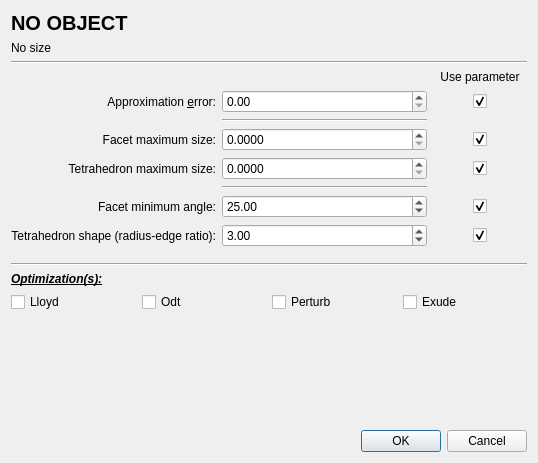
Qt form Mesh_3/demo/Mesh_3/ui_files/Meshing_dialog.ui (CGAL/cgal) before a commit.
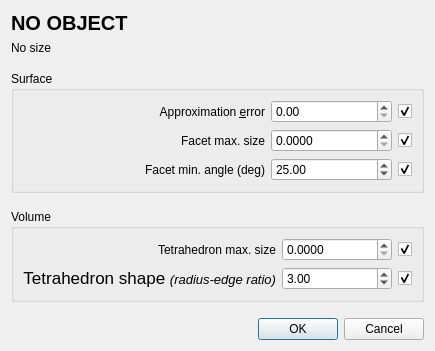
The same form after that commit.

Commit message: Cosmetic modifications of user dialog windows.

```diff
--- a/Mesh_3/demo/Mesh_3/ui_files/Meshing_dialog.ui
+++ b/Mesh_3/demo/Mesh_3/ui_files/Meshing_dialog.ui
@@ -2,13 +2,8 @@
 <ui version="4.0">
  <class>Meshing_dialog</class>
  <widget class="QDialog" name="Meshing_dialog">
-  <property name="geometry">
-   <rect>
-    <x>0</x>
-    <y>0</y>
-    <width>538</width>
-    <height>463</height>
-   </rect>
+  <property name="enabled">
+   <bool>true</bool>
   </property>
   <property name="windowTitle">
    <string>Meshing criteria</string>
@@ -36,31 +31,31 @@
     </widget>
    </item>
    <item>
-    <widget class="Line" name="line_3">
+    <spacer name="verticalSpacer">
      <property name="orientation">
-      <enum>Qt::Horizontal</enum>
+      <enum>Qt::Vertical</enum>
      </property>
-    </widget>
+     <property name="sizeType">
+      <enum>QSizePolicy::MinimumExpanding</enum>
+     </property>
+     <property name="sizeHint" stdset="0">
+      <size>
+       <width>20</width>
+       <height>10</height>
+      </size>
+     </property>
+    </spacer>
    </item>
    <item>
-    <layout class="QGridLayout" name="gridLayout" columnstretch="0,1,0">
-     <item row="0" column="2">
-      <widget class="QLabel" name="label_3">
-       <property name="layoutDirection">
-        <enum>Qt::LeftToRight</enum>
-       </property>
-       <property name="text">
-        <string>Use parameter</string>
-       </property>
-       <property name="alignment">
-        <set>Qt::AlignCenter</set>
-       </property>
-      </widget>
-     </item>
-     <item row="1" column="0">
+    <widget class="QGroupBox" name="groupBox">
+     <property name="title">
+      <string>Surface</string>
+     </property>
+     <layout class="QGridLayout" name="gridLayout_2" rowstretch="0,0,0" columnstretch="2,1,0">
+      <item row="0" column="0">
       <widget class="QLabel" name="approxLabel">
        <property name="text">
-        <string>Approximation &amp;error:</string>
+         <string>Approximation &amp;error</string>
        </property>
        <property name="alignment">
         <set>Qt::AlignRight|Qt::AlignTrailing|Qt::AlignVCenter</set>
@@ -70,25 +65,17 @@
        </property>
       </widget>
      </item>
-     <item row="1" column="1">
-      <widget class="QDoubleSpinBox" name="approx"/>
-     </item>
-     <item row="1" column="2">
-      <layout class="QHBoxLayout" name="horizontalLayoutApprox">
-       <item>
-        <spacer name="horizontalSpacer_2">
-         <property name="orientation">
-          <enum>Qt::Horizontal</enum>
-         </property>
-         <property name="sizeHint" stdset="0">
+      <item row="0" column="1">
+       <widget class="QDoubleSpinBox" name="approx">
+        <property name="minimumSize">
           <size>
-           <width>40</width>
-           <height>20</height>
-          </size>
-         </property>
-        </spacer>
-       </item>
-       <item>
+          <width>110</width>
+          <height>0</height>
+         </size>
+        </property>
+       </widget>
+      </item>
+      <item row="0" column="2">
         <widget class="QCheckBox" name="noApprox">
          <property name="text">
           <string/>
@@ -98,32 +85,10 @@
          </property>
         </widget>
        </item>
-       <item>
-        <spacer name="horizontalSpacer">
-         <property name="orientation">
-          <enum>Qt::Horizontal</enum>
-         </property>
-         <property name="sizeHint" stdset="0">
-          <size>
-           <width>40</width>
-           <height>20</height>
-          </size>
-         </property>
-        </spacer>
-       </item>
-      </layout>
-     </item>
-     <item row="2" column="1">
-      <widget class="Line" name="line">
-       <property name="orientation">
-        <enum>Qt::Horizontal</enum>
-       </property>
-      </widget>
-     </item>
-     <item row="4" column="0">
+      <item row="1" column="0">
       <widget class="QLabel" name="sizingLabel">
        <property name="text">
-        <string>Facet maximum size:</string>
+         <string>Facet max. size</string>
        </property>
        <property name="alignment">
         <set>Qt::AlignRight|Qt::AlignTrailing|Qt::AlignVCenter</set>
@@ -133,41 +98,36 @@
        </property>
       </widget>
      </item>
-     <item row="4" column="1">
+      <item row="1" column="1">
       <widget class="QDoubleSpinBox" name="facetSizing">
+        <property name="minimumSize">
+         <size>
+          <width>110</width>
+          <height>0</height>
+         </size>
+        </property>
        <property name="decimals">
         <number>4</number>
        </property>
       </widget>
      </item>
-     <item row="6" column="0">
-      <widget class="QLabel" name="label">
+      <item row="1" column="2">
+       <widget class="QCheckBox" name="noFacetSizing">
+        <property name="toolTip">
+         <string>Enable/Disable parameter</string>
+        </property>
        <property name="text">
-        <string>Tetrahedron maximum size:</string>
-       </property>
-       <property name="alignment">
-        <set>Qt::AlignRight|Qt::AlignTrailing|Qt::AlignVCenter</set>
+         <string/>
+        </property>
+        <property name="checked">
+         <bool>true</bool>
        </property>
       </widget>
      </item>
-     <item row="6" column="1">
-      <widget class="QDoubleSpinBox" name="tetSizing">
-       <property name="decimals">
-        <number>4</number>
-       </property>
-      </widget>
-     </item>
-     <item row="7" column="1">
-      <widget class="Line" name="line_4">
-       <property name="orientation">
-        <enum>Qt::Horizontal</enum>
-       </property>
-      </widget>
-     </item>
-     <item row="9" column="0">
+      <item row="2" column="0">
       <widget class="QLabel" name="angleLabel">
        <property name="text">
-        <string>Facet minimum angle:</string>
+         <string>Facet min. angle (deg)</string>
        </property>
        <property name="alignment">
         <set>Qt::AlignRight|Qt::AlignTrailing|Qt::AlignVCenter</set>
@@ -177,8 +137,14 @@
        </property>
       </widget>
      </item>
-     <item row="9" column="1">
+      <item row="2" column="1">
       <widget class="QDoubleSpinBox" name="facetAngle">
+        <property name="minimumSize">
+         <size>
+          <width>110</width>
+          <height>0</height>
+         </size>
+        </property>
        <property name="minimum">
         <double>1.000000000000000</double>
        </property>
@@ -190,18 +156,89 @@
        </property>
       </widget>
      </item>
-     <item row="11" column="0">
+      <item row="2" column="2">
+       <widget class="QCheckBox" name="noAngle">
+        <property name="toolTip">
+         <string>Enable/Disable parameter</string>
+        </property>
+        <property name="text">
+         <string/>
+        </property>
+        <property name="checked">
+         <bool>true</bool>
+        </property>
+       </widget>
+      </item>
+     </layout>
+    </widget>
+   </item>
+   <item>
+    <spacer name="verticalSpacer_2">
+     <property name="orientation">
+      <enum>Qt::Vertical</enum>
+     </property>
+     <property name="sizeType">
+      <enum>QSizePolicy::Fixed</enum>
+     </property>
+     <property name="sizeHint" stdset="0">
+      <size>
+       <width>20</width>
+       <height>10</height>
+      </size>
+     </property>
+    </spacer>
+   </item>
+   <item>
+    <widget class="QGroupBox" name="groupBox_2">
+     <property name="title">
+      <string>Volume</string>
+     </property>
+     <layout class="QGridLayout" name="gridLayout_3" columnstretch="2,1,0">
+      <item row="0" column="0">
+       <widget class="QLabel" name="label">
+        <property name="text">
+         <string>Tetrahedron max. size</string>
+        </property>
+        <property name="alignment">
+         <set>Qt::AlignRight|Qt::AlignTrailing|Qt::AlignVCenter</set>
+        </property>
+       </widget>
+      </item>
+      <item row="0" column="1">
+       <widget class="QDoubleSpinBox" name="tetSizing">
+        <property name="minimumSize">
+         <size>
+          <width>110</width>
+          <height>0</height>
+         </size>
+        </property>
+        <property name="decimals">
+         <number>4</number>
+        </property>
+       </widget>
+      </item>
+      <item row="1" column="0">
       <widget class="QLabel" name="label_2">
        <property name="text">
-        <string>Tetrahedron shape (radius-edge ratio):</string>
+         <string>&lt;!DOCTYPE HTML PUBLIC &quot;-//W3C//DTD HTML 4.0//EN&quot; &quot;http://www.w3.org/TR/REC-html40/strict.dtd&quot;&gt;
+&lt;html&gt;&lt;head&gt;&lt;meta name=&quot;qrichtext&quot; content=&quot;1&quot; /&gt;&lt;style type=&quot;text/css&quot;&gt;
+p, li { white-space: pre-wrap; }
+&lt;/style&gt;&lt;/head&gt;&lt;body style=&quot; font-family:'Lucida Grande'; font-size:13pt; font-weight:400; font-style:normal;&quot;&gt;
+&lt;p style=&quot; margin-top:0px; margin-bottom:0px; margin-left:0px; margin-right:0px; -qt-block-indent:0; text-indent:0px;&quot;&gt;Tetrahedron shape &lt;span style=&quot; font-size:10pt; font-style:italic;&quot;&gt;(radius-edge ratio)&lt;/span&gt;&lt;/p&gt;&lt;/body&gt;&lt;/html&gt;</string>
        </property>
        <property name="alignment">
         <set>Qt::AlignRight|Qt::AlignTrailing|Qt::AlignVCenter</set>
        </property>
       </widget>
      </item>
-     <item row="11" column="1">
+      <item row="1" column="1">
       <widget class="QDoubleSpinBox" name="tetShape">
+        <property name="minimumSize">
+         <size>
+          <width>110</width>
+          <height>0</height>
+         </size>
+        </property>
        <property name="minimum">
         <double>1.000000000000000</double>
        </property>
@@ -210,142 +247,7 @@
        </property>
       </widget>
      </item>
-     <item row="4" column="2">
-      <layout class="QHBoxLayout" name="horizontalLayoutFacetS">
-       <item>
-        <spacer name="horizontalSpacer_5">
-         <property name="orientation">
-          <enum>Qt::Horizontal</enum>
-         </property>
-         <property name="sizeHint" stdset="0">
-          <size>
-           <width>40</width>
-           <height>20</height>
-          </size>
-         </property>
-        </spacer>
-       </item>
-       <item>
-        <widget class="QCheckBox" name="noFacetSizing">
-         <property name="text">
-          <string/>
-         </property>
-         <property name="checked">
-          <bool>true</bool>
-         </property>
-        </widget>
-       </item>
-       <item>
-        <spacer name="horizontalSpacer_6">
-         <property name="orientation">
-          <enum>Qt::Horizontal</enum>
-         </property>
-         <property name="sizeHint" stdset="0">
-          <size>
-           <width>40</width>
-           <height>20</height>
-          </size>
-         </property>
-        </spacer>
-       </item>
-      </layout>
-     </item>
-     <item row="6" column="2">
-      <layout class="QHBoxLayout" name="horizontalLayoutTetSi">
-       <item>
-        <spacer name="horizontalSpacer_7">
-         <property name="orientation">
-          <enum>Qt::Horizontal</enum>
-         </property>
-         <property name="sizeHint" stdset="0">
-          <size>
-           <width>40</width>
-           <height>20</height>
-          </size>
-         </property>
-        </spacer>
-       </item>
-       <item>
-        <widget class="QCheckBox" name="noTetSizing">
-         <property name="text">
-          <string/>
-         </property>
-         <property name="checked">
-          <bool>true</bool>
-         </property>
-        </widget>
-       </item>
-       <item>
-        <spacer name="horizontalSpacer_8">
-         <property name="orientation">
-          <enum>Qt::Horizontal</enum>
-         </property>
-         <property name="sizeHint" stdset="0">
-          <size>
-           <width>40</width>
-           <height>20</height>
-          </size>
-         </property>
-        </spacer>
-       </item>
-      </layout>
-     </item>
-     <item row="9" column="2">
-      <layout class="QHBoxLayout" name="horizontalLayoutFacetA">
-       <item>
-        <spacer name="horizontalSpacer_9">
-         <property name="orientation">
-          <enum>Qt::Horizontal</enum>
-         </property>
-         <property name="sizeHint" stdset="0">
-          <size>
-           <width>40</width>
-           <height>20</height>
-          </size>
-         </property>
-        </spacer>
-       </item>
-       <item>
-        <widget class="QCheckBox" name="noAngle">
-         <property name="text">
-          <string/>
-         </property>
-         <property name="checked">
-          <bool>true</bool>
-         </property>
-        </widget>
-       </item>
-       <item>
-        <spacer name="horizontalSpacer_10">
-         <property name="orientation">
-          <enum>Qt::Horizontal</enum>
-         </property>
-         <property name="sizeHint" stdset="0">
-          <size>
-           <width>40</width>
-           <height>20</height>
-          </size>
-         </property>
-        </spacer>
-       </item>
-      </layout>
-     </item>
-     <item row="11" column="2">
-      <layout class="QHBoxLayout" name="horizontalLayoutTetSh">
-       <item>
-        <spacer name="horizontalSpacer_11">
-         <property name="orientation">
-          <enum>Qt::Horizontal</enum>
-         </property>
-         <property name="sizeHint" stdset="0">
-          <size>
-           <width>40</width>
-           <height>20</height>
-          </size>
-         </property>
-        </spacer>
-       </item>
-       <item>
+      <item row="1" column="2">
         <widget class="QCheckBox" name="noTetShape">
          <property name="text">
           <string/>
@@ -355,25 +257,24 @@
          </property>
         </widget>
        </item>
-       <item>
-        <spacer name="horizontalSpacer_12">
-         <property name="orientation">
-          <enum>Qt::Horizontal</enum>
-         </property>
-         <property name="sizeHint" stdset="0">
-          <size>
-           <width>40</width>
-           <height>20</height>
-          </size>
-         </property>
-        </spacer>
-       </item>
-      </layout>
-     </item>
-    </layout>
-   </item>
+      <item row="0" column="2">
+       <widget class="QCheckBox" name="noTetSizing">
+        <property name="toolTip">
+         <string>Enable/Disable parameter</string>
+        </property>
+        <property name="text">
+         <string/>
+        </property>
+        <property name="checked">
+         <bool>true</bool>
+        </property>
+       </widget>
+      </item>
+     </layout>
+    </widget>
+   </item>
    <item>
-    <spacer name="verticalSpacer_2">
+    <spacer name="verticalSpacer_3">
      <property name="orientation">
       <enum>Qt::Vertical</enum>
      </property>
@@ -388,82 +289,6 @@
      </property>
     </spacer>
    </item>
-   <item>
-    <widget class="Line" name="line_2">
-     <property name="orientation">
-      <enum>Qt::Horizontal</enum>
-     </property>
-    </widget>
-   </item>
-   <item>
-    <widget class="QLabel" name="OptLabel">
-     <property name="font">
-      <font>
-       <weight>75</weight>
-       <italic>true</italic>
-       <bold>true</bold>
-       <underline>true</underline>
-      </font>
-     </property>
-     <property name="text">
-      <string>Optimization(s):</string>
-     </property>
-    </widget>
-   </item>
-   <item>
-    <layout class="QHBoxLayout" name="horizontalLayout">
-     <property name="topMargin">
-      <number>0</number>
-     </property>
-     <item>
-      <widget class="QCheckBox" name="lloydCBox">
-       <property name="text">
-        <string>Lloyd</string>
-       </property>
-      </widget>
-     </item>
-     <item>
-      <widget class="QCheckBox" name="odtCBox">
-       <property name="text">
-        <string>Odt</string>
-       </property>
-      </widget>
-     </item>
-     <item>
-      <widget class="QCheckBox" name="perturbCBox">
-       <property name="text">
-        <string>Perturb</string>
-       </property>
-       <property name="checked">
-        <bool>false</bool>
-       </property>
-      </widget>
-     </item>
-     <item>
-      <widget class="QCheckBox" name="exudeCBox">
-       <property name="text">
-        <string>Exude</string>
-       </property>
-       <property name="checked">
-        <bool>false</bool>
-       </property>
-      </widget>
-     </item>
-    </layout>
-   </item>
-   <item>
-    <spacer name="verticalSpacer">
-     <property name="orientation">
-      <enum>Qt::Vertical</enum>
-     </property>
-     <property name="sizeHint" stdset="0">
-      <size>
-       <width>0</width>
-       <height>0</height>
-      </size>
-     </property>
-    </spacer>
-   </item>
    <item>
     <widget class="QDialogButtonBox" name="buttonBox">
      <property name="orientation">
```
Left out of the diff: 7 changed lines with no effect on the pictures. Lines whose indentation alone changed are shown as unchanged. The commit also changes 4 other files.
